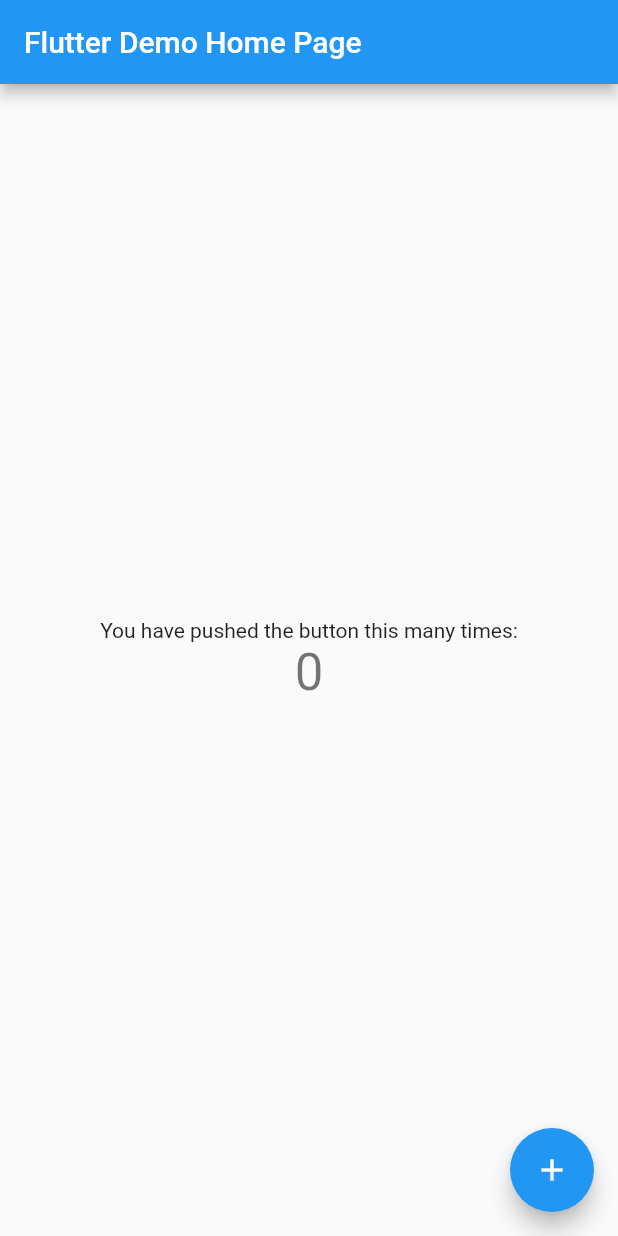
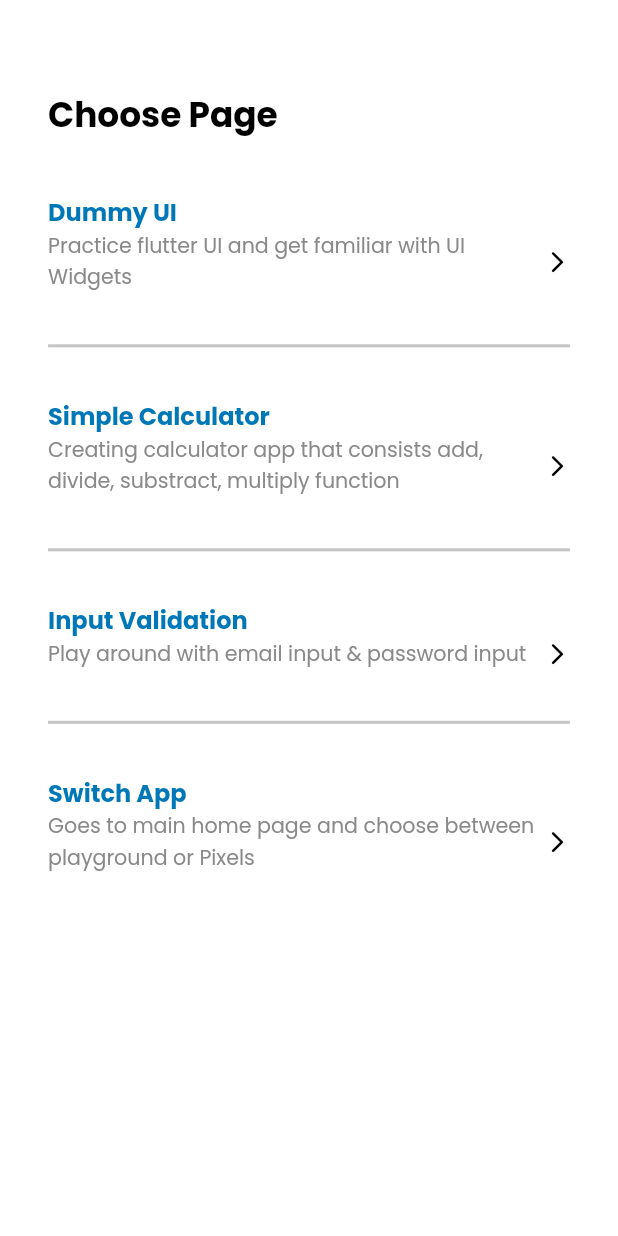
Before and after one commit to Khoruma/flutter_app, a Flutter app: the screen it shows after launch, on a phone screen of 412 x 824 dp. Run offline on Flutter 3.47's test engine with Material 2 defaults, Android fonts, the phone set to English and light mode, and no system bars; our stand-ins replace flutter_screenutil, fluttertoast, google_fonts.

Commit message:
Dummy UI Page

```diff
--- a/lib/core/common/colors_const.dart
+++ b/lib/core/common/colors_const.dart
@@ -4,7 +4,7 @@ class ColorConstant {
   ColorConstant._();
   static const Color primary = Color(0xff0077B6);
   static const Color black = Color(0xff333333);
-  static const Color? whiteColor = Colors.white;
+  static const Color whiteColor = Colors.white;
   static const Color purple = Color(0xff7654CC);
   static Color lightBlue = const Color(0xff96D3F2).withOpacity(0.2);
   static const Color red = Color(0xffED1C2E);
--- a/lib/core/common/theme.dart
+++ b/lib/core/common/theme.dart
@@ -94,13 +94,13 @@ class AppTheme {
       fontWeight: FontWeight.bold,
     ),
     titleLarge: GoogleFonts.poppins().copyWith(
-      fontSize: 10.sp,
+      fontSize: 20.sp,
       fontWeight: FontWeight.bold,
     ),
     bodyLarge: GoogleFonts.poppins().copyWith(fontSize: 14.sp),
     bodyMedium: GoogleFonts.poppins().copyWith(fontSize: 16.sp),
     titleMedium: GoogleFonts.poppins(fontSize: 18.sp),
-    titleSmall: GoogleFonts.poppins(fontSize: 20.sp),
+    titleSmall: GoogleFonts.poppins(fontSize: 10.sp),
     bodySmall: GoogleFonts.poppins(fontSize: 12.sp),
     labelLarge:
         GoogleFonts.poppins(fontSize: 14.sp, fontWeight: FontWeight.bold),
--- a/lib/core/utils/ui_helper.dart
+++ b/lib/core/utils/ui_helper.dart
@@ -149,6 +149,7 @@ class UIHelper {
   }
 
   static double defaultPadding = 28.0;
+  static double paddingContent = 15.0;
 
   static void showToast(String message, {bool isSuccess = false}) {
     Fluttertoast.showToast(
--- a/lib/main.dart
+++ b/lib/main.dart
@@ -1,4 +1,9 @@
 import 'package:flutter/material.dart';
+import 'package:flutter_bootcamp/core/common/theme.dart';
+import 'package:flutter_bootcamp/ui/pages/choose_section.dart';
+import 'package:flutter_bootcamp/ui/pages/dummy_ui_page.dart';
+import 'package:flutter_bootcamp/ui/pages/splah_page.dart';
+import 'package:flutter_screenutil/flutter_screenutil.dart';
 
 void main() {
   runApp(const MyApp());
@@ -10,106 +15,18 @@ class MyApp extends StatelessWidget {
   // This widget is the root of your application.
   @override
   Widget build(BuildContext context) {
-    return MaterialApp(
-      title: 'Flutter Demo',
-      theme: ThemeData(
-        // This is the theme of your application.
-        //
-        // Try running your application with "flutter run". You'll see the
-        // application has a blue toolbar. Then, without quitting the app, try
-        // changing the primarySwatch below to Colors.green and then invoke
-        // "hot reload" (press "r" in the console where you ran "flutter run",
-        // or simply save your changes to "hot reload" in a Flutter IDE).
-        // Notice that the counter didn't reset back to zero; the application
-        // is not restarted.
-        primarySwatch: Colors.blue,
-      ),
-      home: const MyHomePage(title: 'Flutter Demo Home Page'),
+    return ScreenUtilInit(
+      builder: (_, child) {
+        return MaterialApp(
+          theme: AppTheme.theme,
+          debugShowCheckedModeBanner: false,
+          routes: {
+            '/': (context) => const SplashPage(),
+            '/choose-section': (context) => const ChooseSection(),
+            '/dummy-ui': (context) => const DummyUiPage(),
+          },
+        );
+      },
     );
   }
 }
-
-class MyHomePage extends StatefulWidget {
-  const MyHomePage({super.key, required this.title});
-
-  // This widget is the home page of your application. It is stateful, meaning
-  // that it has a State object (defined below) that contains fields that affect
-  // how it looks.
-
-  // This class is the configuration for the state. It holds the values (in this
-  // case the title) provided by the parent (in this case the App widget) and
-  // used by the build method of the State. Fields in a Widget subclass are
-  // always marked "final".
-
-  final String title;
-
-  @override
-  State<MyHomePage> createState() => _MyHomePageState();
-}
-
-class _MyHomePageState extends State<MyHomePage> {
-  int _counter = 0;
-
-  void _incrementCounter() {
-    setState(() {
-      // This call to setState tells the Flutter framework that something has
-      // changed in this State, which causes it to rerun the build method below
-      // so that the display can reflect the updated values. If we changed
-      // _counter without calling setState(), then the build method would not be
-      // called again, and so nothing would appear to happen.
-      _counter++;
-    });
-  }
-
-  @override
-  Widget build(BuildContext context) {
-    // This method is rerun every time setState is called, for instance as done
-    // by the _incrementCounter method above.
-    //
-    // The Flutter framework has been optimized to make rerunning build methods
-    // fast, so that you can just rebuild anything that needs updating rather
-    // than having to individually change instances of widgets.
-    return Scaffold(
-      appBar: AppBar(
-        // Here we take the value from the MyHomePage object that was created by
-        // the App.build method, and use it to set our appbar title.
-        title: Text(widget.title),
-      ),
-      body: Center(
-        // Center is a layout widget. It takes a single child and positions it
-        // in the middle of the parent.
-        child: Column(
-          // Column is also a layout widget. It takes a list of children and
-          // arranges them vertically. By default, it sizes itself to fit its
-          // children horizontally, and tries to be as tall as its parent.
-          //
-          // Invoke "debug painting" (press "p" in the console, choose the
-          // "Toggle Debug Paint" action from the Flutter Inspector in Android
-          // Studio, or the "Toggle Debug Paint" command in Visual Studio Code)
-          // to see the wireframe for each widget.
-          //
-          // Column has various properties to control how it sizes itself and
-          // how it positions its children. Here we use mainAxisAlignment to
-          // center the children vertically; the main axis here is the vertical
-          // axis because Columns are vertical (the cross axis would be
-          // horizontal).
-          mainAxisAlignment: MainAxisAlignment.center,
-          children: <Widget>[
-            const Text(
-              'You have pushed the button this many times:',
-            ),
-            Text(
-              '$_counter',
-              style: Theme.of(context).textTheme.headlineMedium,
-            ),
-          ],
-        ),
-      ),
-      floatingActionButton: FloatingActionButton(
-        onPressed: _incrementCounter,
-        tooltip: 'Increment',
-        child: const Icon(Icons.add),
-      ), // This trailing comma makes auto-formatting nicer for build methods.
-    );
-  }
-}
--- /dev/null
+++ b/lib/ui/pages/choose_section.dart
@@ -0,0 +1,68 @@
+import 'package:flutter/material.dart';
+import 'package:flutter_bootcamp/core/utils/text_theme_extension.dart';
+import 'package:flutter_bootcamp/core/utils/ui_helper.dart';
+import 'package:flutter_bootcamp/ui/widgets/choose_option.dart';
+
+class ChooseSection extends StatelessWidget {
+  const ChooseSection({super.key});
+
+  @override
+  Widget build(BuildContext context) {
+    return Scaffold(
+      body: Column(
+        crossAxisAlignment: CrossAxisAlignment.start,
+        children: [
+          Padding(
+            padding: UIHelper.padding(
+                top: 50,
+                left: UIHelper.defaultPadding,
+                right: UIHelper.defaultPadding),
+            child: Text(
+              'Choose Page',
+              style: context.textTheme.displayLarge,
+            ),
+          ),
+          UIHelper.verticalSpace(30),
+          Container(
+            padding: UIHelper.padding(
+              left: UIHelper.defaultPadding,
+              right: UIHelper.defaultPadding,
+            ),
+            child: Column(
+              children: [
+                ChooseOption(
+                  title: 'Dummy UI',
+                  subTitle:
+                      'Practice flutter UI and get familiar with UI Widgets',
+                  onTap: () {
+                    Navigator.pushNamed(context, '/dummy-ui');
+                  },
+                ),
+                UIHelper.divider(height: 70, thickness: 2),
+                ChooseOption(
+                  title: 'Simple Calculator',
+                  subTitle:
+                      'Creating calculator app that consists add, divide, substract, multiply function',
+                  onTap: () {},
+                ),
+                UIHelper.divider(height: 70, thickness: 2),
+                ChooseOption(
+                  title: 'Input Validation',
+                  subTitle: 'Play around with email input & password input',
+                  onTap: () {},
+                ),
+                UIHelper.divider(height: 70, thickness: 2),
+                ChooseOption(
+                  title: 'Switch App',
+                  subTitle:
+                      'Goes to main home page and choose between playground or Pixels ',
+                  onTap: () {},
+                ),
+              ],
+            ),
+          )
+        ],
+      ),
+    );
+  }
+}
--- /dev/null
+++ b/lib/ui/widgets/choose_option.dart
@@ -0,0 +1,51 @@
+import 'package:flutter/material.dart';
+import 'package:flutter_bootcamp/core/utils/text_theme_extension.dart';
+
+import '../../core/common/colors_const.dart';
+
+class ChooseOption extends StatelessWidget {
+  String title;
+  String subTitle;
+  Function() onTap;
+  Widget? widget;
+
+  ChooseOption(
+      {required this.title,
+      required this.subTitle,
+      required this.onTap,
+      this.widget,
+      super.key});
+
+  @override
+  Widget build(BuildContext context) {
+    return Column(
+      crossAxisAlignment: CrossAxisAlignment.start,
+      children: [
+        Text(
+          title,
+          style: context.textTheme.headlineMedium!.copyWith(
+            color: ColorConstant.primary,
+          ),
+        ),
+        Row(
+          mainAxisAlignment: MainAxisAlignment.spaceBetween,
+          children: [
+            const SizedBox(height: 5),
+            Expanded(
+              child: Text(
+                subTitle,
+                style: context.textTheme.bodySmall!.copyWith(
+                  color: ColorConstant.grey,
+                ),
+              ),
+            ),
+            InkWell(
+              onTap: onTap,
+              child: const Icon(Icons.arrow_forward_ios_rounded),
+            ),
+          ],
+        ),
+      ],
+    );
+  }
+}
--- a/pubspec.yaml
+++ b/pubspec.yaml
@@ -32,6 +32,7 @@ dependencies:
   flutter:
     sdk: flutter
   flutter_screenutil: ^5.7.0
+  flutter_svg: ^2.0.5
   fluttertoast: ^8.2.2
   google_fonts: ^4.0.0
 
@@ -52,8 +53,8 @@ flutter:
   # To add assets to your application, add an assets section, like this:
   assets:
     - assets/
-    - assets/imgs
-    - assets/svgs
+    - assets/imgs/
+    - assets/svgs/
   #   - images/a_dot_ham.jpeg
   # An image asset can refer to one or more resolution-specific "variants", see
   # https://flutter.dev/assets-and-images/#resolution-aware
```
Also changed, not shown: lib/ui/pages/dummy_ui_page.dart (added, +114 -0 lines), lib/ui/pages/splah_page.dart (added, +30 -0 lines), lib/ui/widgets/dummy_card.dart (added, +82 -0 lines), lib/ui/widgets/dummy_small_card.dart (added, +46 -0 lines), lib/ui/widgets/required_text.dart (added, +32 -0 lines), lib/ui/widgets/text_form_field.dart (added, +107 -0 lines), lib/ui/widgets/title_green.dart (added, +27 -0 lines), assets/imgs/dummy.png (added), pubspec.lock, 3 other files.
